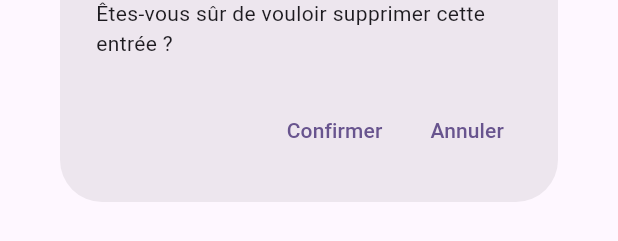
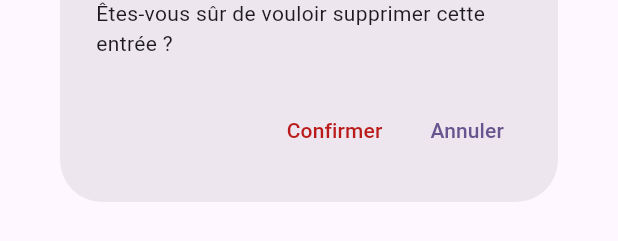
Before and after one commit to lynn2910/Carnet-Prise, a Flutter app: the DeleteCatchDialog widget shown alone on an empty page, opened directly with empty values, on a phone screen of 412 x 824 dp. Shown: the part 608-849 px from the top of the screen. Run offline on Flutter 3.47's test engine with Material 3 defaults, Android fonts, the phone set to English and light mode, and no system bars; our stand-ins replace file_picker, go_router, isar, share_plus, shared_preferences; missing offline and left inert: restart_app; accounts and stored records are empty; generated files the repository leaves out were written again.

Commit message:
feat(CatchItem): Improve UX for deleting a catch item

```diff
--- a/lib/widgets/catches/catch_details.dart
+++ b/lib/widgets/catches/catch_details.dart
@@ -60,7 +60,7 @@ class _CatchDetailsState extends State<CatchDetails> {
       },
     );
 
-    if (mounted) {
+    if (mounted && success != null) {
       Navigator.of(context).pop();
 
       if (success == true) {
--- a/lib/widgets/catches/delete_catch_dialog.dart
+++ b/lib/widgets/catches/delete_catch_dialog.dart
@@ -87,7 +87,12 @@ class _DeleteCatchDialogState extends State<DeleteCatchDialog> {
               Navigator.of(context).pop(success);
             }
           },
-          child: const Text("Confirmer"),
+          child: Text(
+            "Confirmer",
+            style: theme.textTheme.labelLarge!.copyWith(
+              color: theme.colorScheme.error,
+            ),
+          ),
         ),
         TextButton(
           onPressed: () {
```
